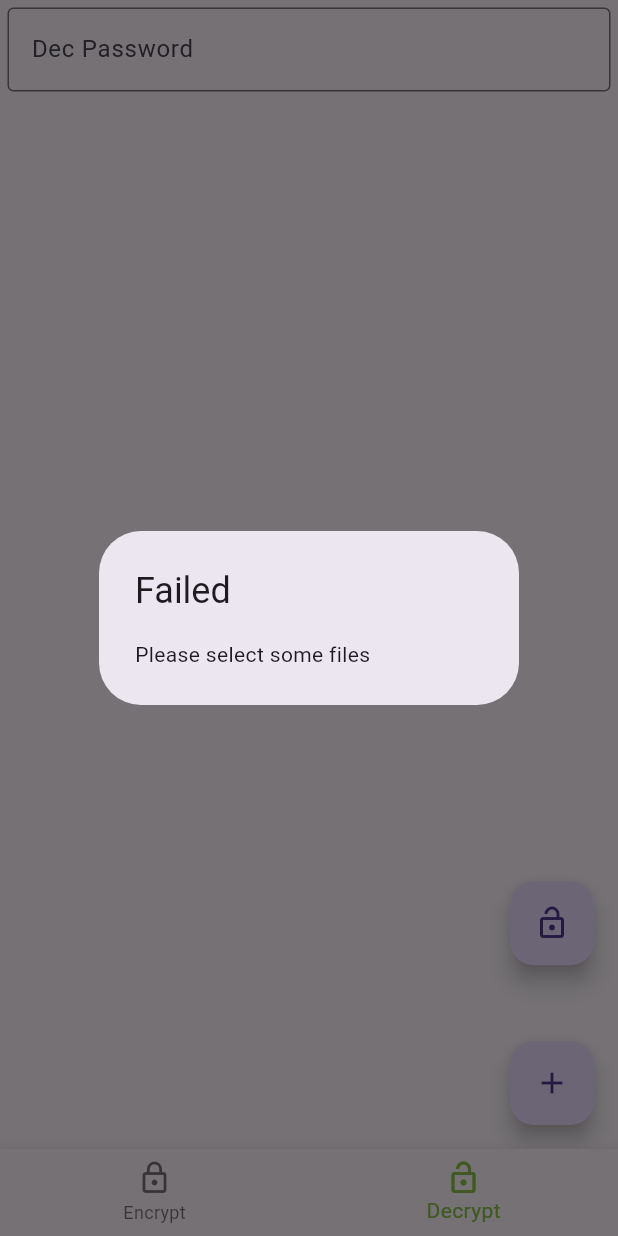
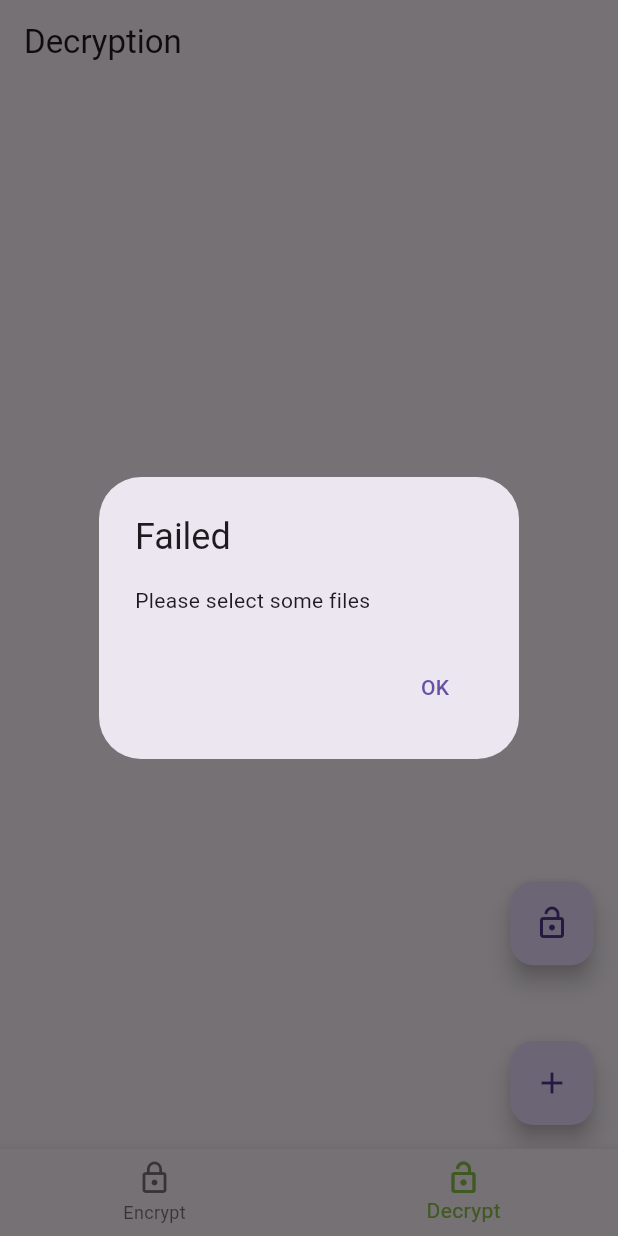
Before and after one commit to kuper0201/FileCrypto_Flutter, a Flutter app: the screen it shows after launch, item 2 of the bottom bar chosen, after a tap on the "lock open" icon, on a phone screen of 412 x 824 dp. Run offline on Flutter 3.47's test engine with Material 3 defaults, Android fonts, the phone set to English and light mode, and no system bars; our stand-ins replace file_picker, permission_handler, sn_progress_dialog; missing offline and left inert: dart:ffi, desktop_drop, encrypt, flutter_foreground_task, pointycastle, shared_storage.

Commit message:
ui update & refactoring

```diff
--- a/lib/DecryptView.dart
+++ b/lib/DecryptView.dart
@@ -51,6 +51,33 @@ class _DecryptViewState extends State<DecryptView> {
     pd!.update(value: proc);
   }
 
+  void performDec(String password) async {
+    if(Platform.isAndroid) {
+      FlutterForegroundTask.startService(notificationTitle: "Decryption", notificationText: "Processing...");
+      await DirManager().checkFirstUri();
+    }
+
+    pd!.show(max: files!.length, msg: "Decrypting...", progressType: ProgressType.valuable);
+    final task = <Future>[];
+    int i = 0;
+    for(var file in files) {
+      task.add(decryptAndSave(i, password));
+      i++;
+    }
+
+    proc = 0;
+    await Future.wait(task);
+
+    if(Platform.isAndroid) {
+      FilePicker.platform.clearTemporaryFiles();
+      FlutterForegroundTask.stopService();
+    }
+
+    setState(() {
+      files.clear();
+    });
+  }
+
   @override
   Widget build(BuildContext context) {
     pd = ProgressDialog(context: context);
@@ -65,33 +92,21 @@ class _DecryptViewState extends State<DecryptView> {
               child: Icon(Icons.lock_open_outlined),
               onPressed: () async {
                 if(files.isNotEmpty) {
-                  if(Platform.isAndroid) {
-                    FlutterForegroundTask.startService(notificationTitle: "Decryption", notificationText: "Processing...");
-                    await DirManager().checkFirstUri();
-                  }
-
-                  pd!.show(max: files!.length, msg: "Decrypting...", progressType: ProgressType.valuable);
-                  final task = <Future>[];
-                  int i = 0;
-                  for(var file in files) {
-                    task.add(decryptAndSave(i, pwEditController.text));
-                    i++;
-                  }
-
-                  proc = 0;
-                  await Future.wait(task);
-
-                  if(Platform.isAndroid) {
-                    FilePicker.platform.clearTemporaryFiles();
-                    FlutterForegroundTask.stopService();
-                  }
-
-                  setState(() {
-                    files.clear();
+                  showDialog(context: context, barrierDismissible: false, builder: (context) {
+                    return AlertDialog(
+                      title: Text("Input password"),
+                      content: TextField(controller: pwEditController, autofocus: true, obscureText: true, decoration: InputDecoration(hintText: "Password for Decrypt"), onSubmitted: (value) {Navigator.pop(context); performDec(pwEditController.text);},),
+                      actions: [
+                        TextButton(onPressed: () { Navigator.pop(context); pwEditController.text = ''; }, child: Text("Cancel")),
+                        TextButton(onPressed: () { Navigator.pop(context); performDec(pwEditController.text); }, child: Text("Decrypt!"))
+                      ],
+                    );
                   });
                 } else {
-                  showDialog(context: context, builder: (context) {
-                    return AlertDialog(title: Text("Failed"), content: Text("Please select some files"));;
+                  showDialog(context: context, barrierDismissible: false, builder: (context) {
+                    return AlertDialog(title: Text("Failed"), content: Text("Please select some files"), actions: <Widget> [
+                      TextButton(onPressed: () { Navigator.pop(context); }, child: Text("OK"))
+                    ],);
                   });
                 }
               }
@@ -129,17 +144,7 @@ class _DecryptViewState extends State<DecryptView> {
         child: Center(
           child: Column(
             children: [
-              Container(
-                padding: EdgeInsets.all(5),
-                child: TextField(
-                  controller: pwEditController,
-                  obscureText: true,
-                  decoration: InputDecoration(
-                    border: OutlineInputBorder(),
-                    labelText: 'Dec Password',
-                  ),
-                ),
-              ),
+              AppBar(title: Text("Decryption"),),
               Expanded(
                 child: ListView.builder(
                   padding: const EdgeInsets.all(8),
--- a/lib/EncryptView.dart
+++ b/lib/EncryptView.dart
@@ -44,6 +44,33 @@ class _EncryptViewState extends State<EncryptView> {
     pd!.update(value: proc);
   }
 
+  void performEnc(String password) async {
+    if(Platform.isAndroid) {
+      FlutterForegroundTask.startService(notificationTitle: "Encryption", notificationText: "Processing...");
+      await DirManager().checkFirstUri();
+    }
+
+    pd!.show(max: files!.length, msg: "Encrypting...", progressType: ProgressType.valuable);
+    final task = <Future>[];
+    int i = 0;
+    for(var file in files) {
+      task.add(encryptAndSave(i, password));
+      i++;
+    }
+
+    proc = 0;
+    await Future.wait(task);
+
+    if(Platform.isAndroid) {
+      FilePicker.platform.clearTemporaryFiles();
+      FlutterForegroundTask.stopService();
+    }
+
+    setState(() {
+      files.clear();
+    });
+  }
+
   @override
   Widget build(BuildContext context) {
     pd = ProgressDialog(context: context);
@@ -58,33 +85,21 @@ class _EncryptViewState extends State<EncryptView> {
                   child: Icon(Icons.lock_outline),
                   onPressed: () async {
                     if(files.isNotEmpty) {
-                      if(Platform.isAndroid) {
-                        FlutterForegroundTask.startService(notificationTitle: "Encryption", notificationText: "Processing...");
-                        await DirManager().checkFirstUri();
-                      }
-
-                      pd!.show(max: files!.length, msg: "Encrypting...", progressType: ProgressType.valuable);
-                      final task = <Future>[];
-                      int i = 0;
-                      for(var file in files) {
-                        task.add(encryptAndSave(i, pwEditController.text));
-                        i++;
-                      }
-
-                      proc = 0;
-                      await Future.wait(task);
-
-                      if(Platform.isAndroid) {
-                        FilePicker.platform.clearTemporaryFiles();
-                        FlutterForegroundTask.stopService();
-                      }
-
-                      setState(() {
-                        files.clear();
+                      showDialog(context: context, barrierDismissible: false, builder: (context) {
+                        return AlertDialog(
+                          title: Text("Input password"),
+                          content: TextField(controller: pwEditController, autofocus: true, obscureText: true, decoration: InputDecoration(hintText: "Password for Encrypt"), onSubmitted: (value) {Navigator.pop(context); performEnc(pwEditController.text);},),
+                          actions: [
+                            TextButton(onPressed: () { Navigator.pop(context); pwEditController.text = ''; }, child: Text("Cancel")),
+                            TextButton(onPressed: () { Navigator.pop(context); performEnc(pwEditController.text); }, child: Text("Encrypt!"))
+                          ],
+                        );
                       });
                     } else {
-                      showDialog(context: context, builder: (context) {
-                        return AlertDialog(title: Text("Failed"), content: Text("Please select some files"));;
+                      showDialog(context: context, barrierDismissible: false, builder: (context) {
+                        return AlertDialog(title: Text("Failed"), content: Text("Please select some files"), actions: <Widget> [
+                          TextButton(onPressed: () { Navigator.pop(context); }, child: Text("OK"))
+                        ],);
                       });
                     }
                   }
@@ -122,17 +137,7 @@ class _EncryptViewState extends State<EncryptView> {
             child: Center(
                 child: Column(
                     children: [
-                      Container(
-                        padding: EdgeInsets.all(5),
-                        child: TextField(
-                          controller: pwEditController,
-                          obscureText: true,
-                          decoration: InputDecoration(
-                            border: OutlineInputBorder(),
-                            labelText: 'Enc Password',
-                          ),
-                        ),
-                      ),
+                      AppBar(title: Text("Encryption"),),
                       Expanded(
                         child: ListView.builder(
                           padding: const EdgeInsets.all(8),
```
